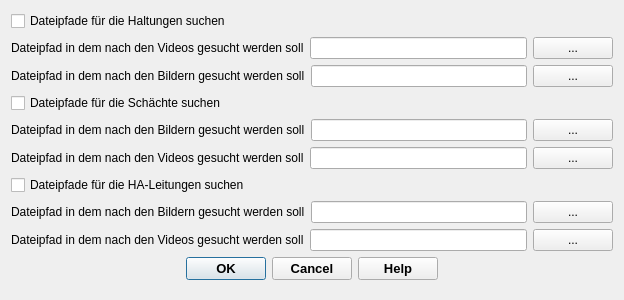
Above: qkan/tools/res/application_filepath.ui from SonkeHoffmann/QKan-1 before the change. Below: the same form after it.
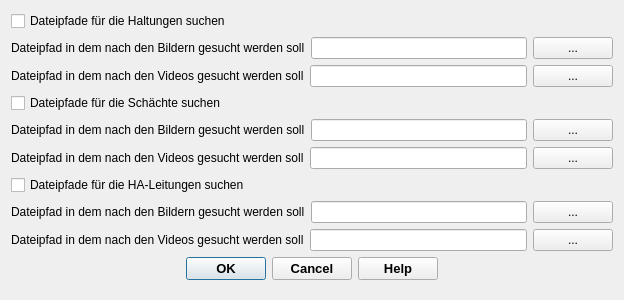
That is the form after the change. Icons and pictures are not drawn.

Commit message: updated: neigung, sanierungsbedarfszahl,selektion, filepath, zustand

Diff of the .ui file:
```diff
--- a/qkan/tools/res/application_filepath.ui
+++ b/qkan/tools/res/application_filepath.ui
@@ -36,6 +36,27 @@
      </property>
     </widget>
    </item>
+   <item>
+    <layout class="QHBoxLayout" name="horizontalLayout_2">
+     <item>
+      <widget class="QLabel" name="label_2">
+       <property name="text">
+        <string>Dateipfad in dem nach den Bildern gesucht werden soll</string>
+       </property>
+      </widget>
+     </item>
+     <item>
+      <widget class="QLineEdit" name="lineEdit_2"/>
+     </item>
+     <item>
+      <widget class="QPushButton" name="pushButton_2">
+       <property name="text">
+        <string>...</string>
+       </property>
+      </widget>
+     </item>
+    </layout>
+   </item>
    <item>
     <layout class="QHBoxLayout" name="horizontalLayout">
      <property name="spacing">
@@ -60,27 +81,6 @@
      </item>
     </layout>
    </item>
-   <item>
-    <layout class="QHBoxLayout" name="horizontalLayout_2">
-     <item>
-      <widget class="QLabel" name="label_2">
-       <property name="text">
-        <string>Dateipfad in dem nach den Bildern gesucht werden soll</string>
-       </property>
-      </widget>
-     </item>
-     <item>
-      <widget class="QLineEdit" name="lineEdit_2"/>
-     </item>
-     <item>
-      <widget class="QPushButton" name="pushButton_2">
-       <property name="text">
-        <string>...</string>
-       </property>
-      </widget>
-     </item>
-    </layout>
-   </item>
    <item>
     <widget class="QCheckBox" name="checkBox_2">
      <property name="text">
```
The commit also changes 10 other files.
